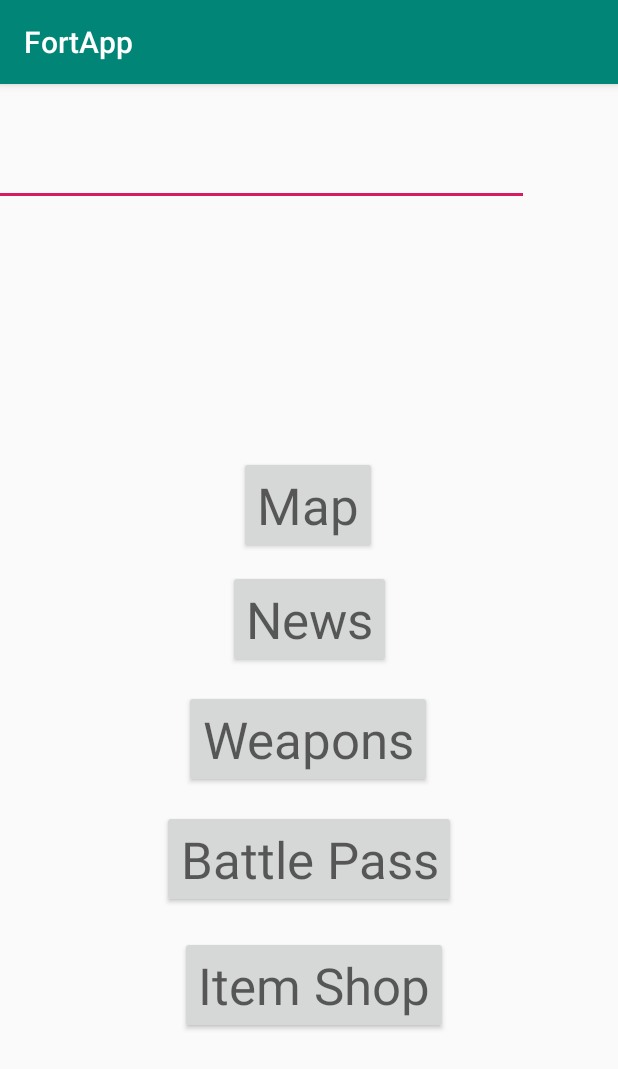
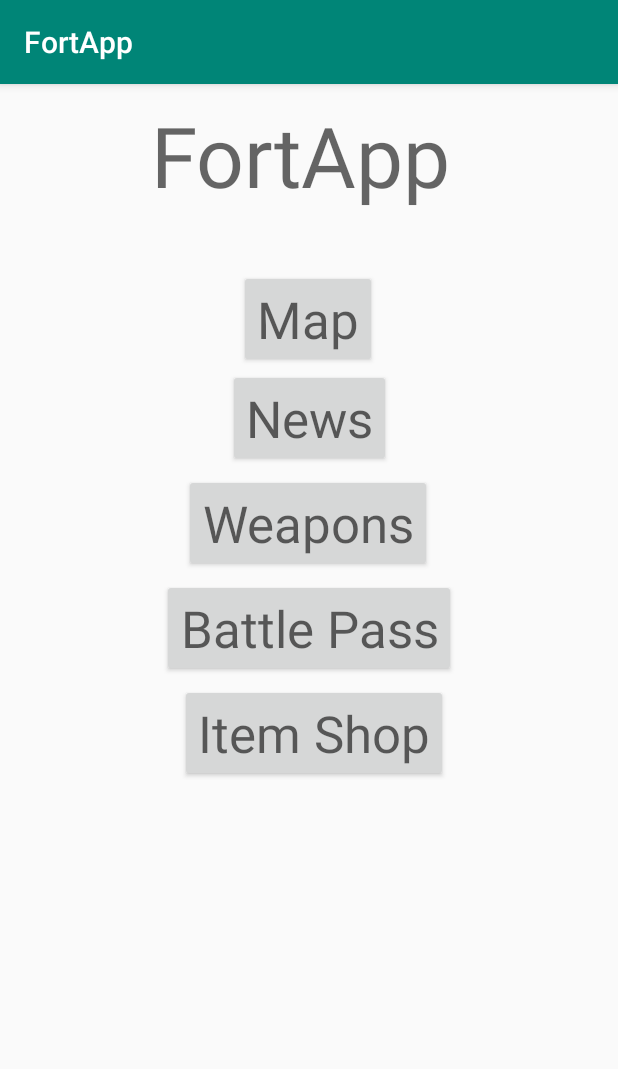
Before and after one commit to LeonardoFFranco/FortApp, an Android app: the screen it shows after launch (MenuActivity), after a tap on "LOGIN", on a phone screen of 412 x 824 dp. Shown: the top 1069 px of the screen. Run offline under Robolectric (Android 15) with nearby library versions, the phone set to English and light mode, and no system bars.

Commit message:
Navegacion 3.0

```diff
--- a/app/src/main/AndroidManifest.xml
+++ b/app/src/main/AndroidManifest.xml
@@ -19,5 +19,9 @@
         <activity android:name=".ui.activites.MainActivity"/>
         <activity android:name=".ui.activites.MenuActivity"/>
         <activity android:name=".ui.activites.MapActivity"/>
+        <activity android:name=".ui.activites.BattlePassActivity"/>
+        <activity android:name=".ui.activites.ItemShopActivity"/>
+        <activity android:name=".ui.activites.NewsActivity"/>
+        <activity android:name=".ui.activites.WeaponsActivity"/>
     </application>
 </manifest>
--- a/app/src/main/java/edu/upb/fortapp/ui/activites/LoginActivity.java
+++ b/app/src/main/java/edu/upb/fortapp/ui/activites/LoginActivity.java
@@ -30,7 +30,4 @@ public class LoginActivity extends AppCompatActivity {
             });
 
         }
-    public void login(View view) {
-
-    }
 }
--- a/app/src/main/java/edu/upb/fortapp/ui/activites/MenuActivity.java
+++ b/app/src/main/java/edu/upb/fortapp/ui/activites/MenuActivity.java
@@ -1,15 +1,33 @@
 package edu.upb.fortapp.ui.activites;
 
+import android.content.Context;
+import android.content.Intent;
 import android.os.Bundle;
+import android.view.View;
+import android.widget.Button;
 
 import androidx.appcompat.app.AppCompatActivity;
 
 import edu.upb.fortapp.R;
 
 public class MenuActivity extends AppCompatActivity {
+
+    private Button map;
+    private Context context;
     @Override
     protected void onCreate(Bundle savedInstanceState) {
         super.onCreate(savedInstanceState);
+        this.context=this;
         setContentView(R.layout.activity_menu);
+        this.map=findViewById(R.id.button11);
+
+        this.map.setOnClickListener(new View.OnClickListener() {
+            @Override
+            public void onClick(View v) {
+                Intent intent = new Intent(context, MapActivity.class);
+                startActivity(intent);
+            }
+        });
+
     }
 }
--- a/app/src/main/res/layout/activity_menu.xml
+++ b/app/src/main/res/layout/activity_menu.xml
@@ -10,7 +10,7 @@
         android:id="@+id/button11"
         android:layout_width="wrap_content"
         android:layout_height="wrap_content"
-        android:layout_marginTop="248dp"
+        android:layout_marginTop="124dp"
         android:text="Map"
         android:textAppearance="@style/TextAppearance.AppCompat.Display1"
         app:layout_constraintEnd_toEndOf="parent"
@@ -22,7 +22,7 @@
         android:id="@+id/button9"
         android:layout_width="wrap_content"
         android:layout_height="wrap_content"
-        android:layout_marginTop="568dp"
+        android:layout_marginTop="400dp"
         android:text="Item Shop"
         android:textAppearance="@style/TextAppearance.AppCompat.Display1"
         app:layout_constraintEnd_toEndOf="parent"
@@ -34,7 +34,7 @@
         android:id="@+id/button13"
         android:layout_width="wrap_content"
         android:layout_height="wrap_content"
-        android:layout_marginTop="404dp"
+        android:layout_marginTop="260dp"
         android:text="Weapons"
         android:textAppearance="@style/TextAppearance.AppCompat.Display1"
         app:layout_constraintEnd_toEndOf="parent"
@@ -46,7 +46,7 @@
         android:id="@+id/button14"
         android:layout_width="wrap_content"
         android:layout_height="wrap_content"
-        android:layout_marginTop="484dp"
+        android:layout_marginTop="330dp"
         android:text="Battle Pass"
         android:textAppearance="@style/TextAppearance.AppCompat.Display1"
         app:layout_constraintEnd_toEndOf="parent"
@@ -58,31 +58,28 @@
         android:id="@+id/button12"
         android:layout_width="wrap_content"
         android:layout_height="wrap_content"
-        android:layout_marginTop="324dp"
+        android:layout_marginTop="190dp"
         android:text="News"
         android:textAppearance="@style/TextAppearance.AppCompat.Display1"
         app:layout_constraintEnd_toEndOf="parent"
         app:layout_constraintStart_toStartOf="parent"
         app:layout_constraintTop_toTopOf="parent" />
 
-    <EditText
-        android:id="@+id/editText"
-        style="@style/Widget.AppCompat.AutoCompleteTextView"
-        android:layout_width="370dp"
-        android:layout_height="wrap_content"
-        android:layout_marginStart="138dp"
-        android:layout_marginLeft="60dp"
-        android:layout_marginEnd="60dp"
-        android:layout_marginRight="60dp"
-        android:ems="10"
-        android:inputType="textPersonName"
-        android:selectAllOnFocus="true"
-        android:singleLine="true"
-        android:textAppearance="@style/TextAppearance.AppCompat.Display2"
+    <TextView
+        android:id="@+id/textView2"
+        android:layout_width="211dp"
+        android:layout_height="113dp"
+        android:layout_marginStart="100dp"
+        android:layout_marginLeft="100dp"
+        android:layout_marginTop="32dp"
+        android:layout_marginEnd="100dp"
+        android:layout_marginRight="100dp"
+        android:layout_marginBottom="23dp"
+        android:text="FortApp"
+        android:textAppearance="@style/TextAppearance.AppCompat.Display3"
+        app:layout_constraintBottom_toTopOf="@+id/button11"
         app:layout_constraintEnd_toEndOf="parent"
-        app:layout_constraintHorizontal_bias="1.0"
         app:layout_constraintStart_toStartOf="parent"
-        tools:layout_editor_absoluteY="131dp"
-        tools:text="FortApp" />
+        app:layout_constraintTop_toTopOf="parent" />
 
 </androidx.constraintlayout.widget.ConstraintLayout>
```
